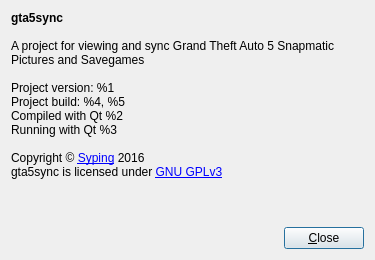
Old version of the form AboutDialog.ui in the repository SyDevTeam/gta5view.
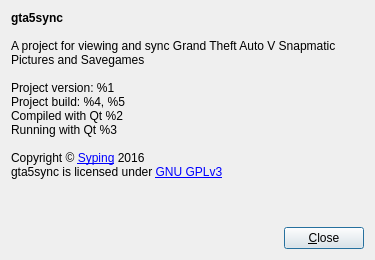
New version of the form.

Commit message: expanding AboutDialog for DPI changes

```diff
--- a/AboutDialog.ui
+++ b/AboutDialog.ui
@@ -18,42 +18,6 @@
   </property>
   <layout class="QVBoxLayout" name="vlAbout">
    <item>
-    <widget class="QScrollArea" name="saAbout">
-     <property name="frameShape">
-      <enum>QFrame::NoFrame</enum>
-     </property>
-     <property name="frameShadow">
-      <enum>QFrame::Plain</enum>
-     </property>
-     <property name="lineWidth">
-      <number>0</number>
-     </property>
-     <property name="widgetResizable">
-      <bool>true</bool>
-     </property>
-     <widget class="QWidget" name="saAboutContent">
-      <property name="geometry">
-       <rect>
-        <x>0</x>
-        <y>0</y>
-        <width>357</width>
-        <height>211</height>
-       </rect>
-      </property>
-      <layout class="QVBoxLayout" name="vlAboutContent">
-       <property name="leftMargin">
-        <number>0</number>
-       </property>
-       <property name="topMargin">
-        <number>0</number>
-       </property>
-       <property name="rightMargin">
-        <number>0</number>
-       </property>
-       <property name="bottomMargin">
-        <number>0</number>
-       </property>
-       <item>
         <widget class="QLabel" name="labAbout">
          <property name="sizePolicy">
           <sizepolicy hsizetype="Expanding" vsizetype="Expanding">
@@ -64,7 +28,8 @@
          <property name="text">
           <string>&lt;span style=&quot; font-weight:600;&quot;&gt;gta5sync&lt;/span&gt;&lt;br/&gt;
 &lt;br/&gt;
-A project for viewing and sync Grand Theft Auto 5 Snapmatic Pictures and Savegames&lt;br/&gt;
+A project for viewing and sync Grand Theft Auto V Snapmatic&lt;br/&gt;
+Pictures and Savegames&lt;br/&gt;
 &lt;br/&gt;
 Project version: %1&lt;br/&gt;
 Project build: %4, %5&lt;br/&gt;
@@ -77,15 +42,11 @@
           <set>Qt::AlignLeading|Qt::AlignLeft|Qt::AlignTop</set>
          </property>
          <property name="wordWrap">
-          <bool>true</bool>
+      <bool>false</bool>
          </property>
          <property name="openExternalLinks">
           <bool>true</bool>
          </property>
-        </widget>
-       </item>
-      </layout>
-     </widget>
     </widget>
    </item>
    <item>
```
Lines whose indentation alone changed are shown as unchanged.
